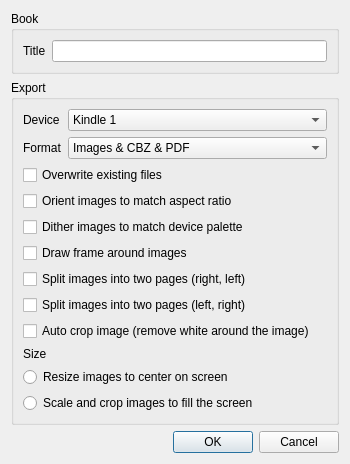
The window that mangle/ui/options.ui (FooSoft/mangle) describes before a commit, drawn with Qt 5.
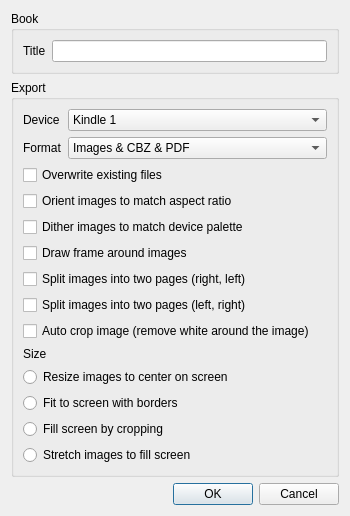
The same window after the commit.

The edit to the form file:
```diff
--- a/mangle/ui/options.ui
+++ b/mangle/ui/options.ui
@@ -217,7 +217,21 @@
       <item>
        <widget class="QRadioButton" name="checkboxScaleCrop">
         <property name="text">
-         <string>Scale and crop images to fill the screen</string>
+         <string>Fit to screen with borders</string>
+        </property>
+       </widget>
+      </item>
+      <item>
+       <widget class="QRadioButton" name="checkboxFill">
+        <property name="text">
+         <string>Fill screen by cropping</string>
+        </property>
+       </widget>
+      </item>      
+      <item>
+       <widget class="QRadioButton" name="checkboxStretch">
+        <property name="text">
+         <string>Stretch images to fill screen</string>
         </property>
        </widget>
       </item>
```
Left out of the diff: 2 changed lines with no effect on the pictures.
